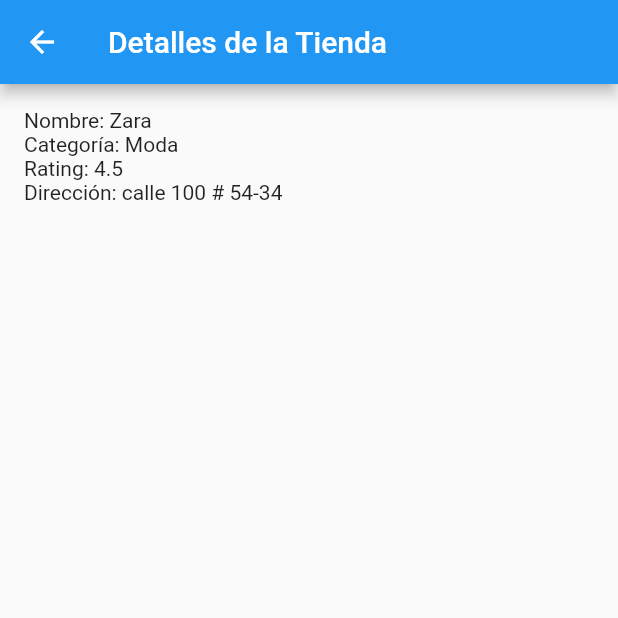
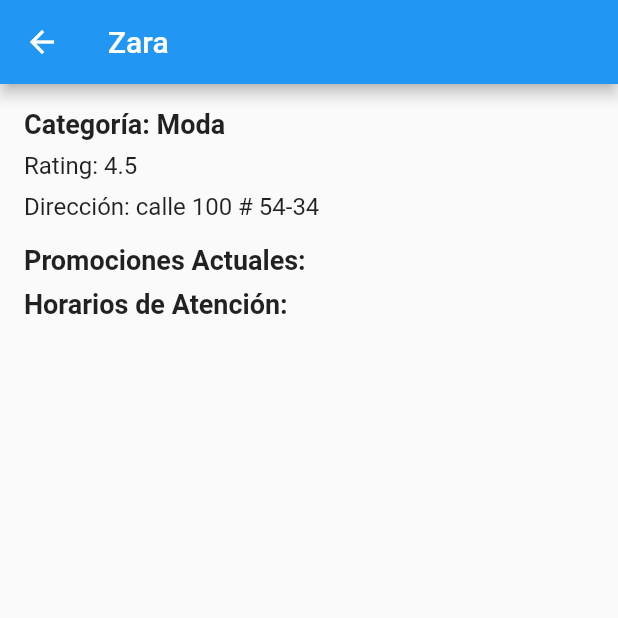
Before and after one commit to SaidPalacio/Reto1_Movil1, a Flutter app: the screen it shows after launch, after a tap on "Zara", on a phone screen of 412 x 824 dp, the top half of it. Run offline on Flutter 3.47's test engine with Material 2 defaults, Android fonts, the phone set to English and light mode, and no system bars.

Commit message:
mas funciones

```diff
--- a/lib/Widgets/StoreDetailPage.dart
+++ b/lib/Widgets/StoreDetailPage.dart
@@ -10,18 +10,40 @@
   Widget build(BuildContext context) {
     return Scaffold(
       appBar: AppBar(
-        title: Text('Detalles de la Tienda'),
+        title: Text(store.name),
       ),
       body: Padding(
         padding: const EdgeInsets.all(16.0),
         child: Column(
           crossAxisAlignment: CrossAxisAlignment.start,
           children: <Widget>[
-            Text('Nombre: ${store.name}'),
-            Text('Categoría: ${store.category}'),
-            Text('Rating: ${store.rating.toStringAsFixed(1)}'),
-            Text('Dirección: ${store.location}'),
-            // Agrega más detalles de la tienda aquí
+            Text(
+              'Categoría: ${store.category}',
+              style: TextStyle(fontSize: 18, fontWeight: FontWeight.bold),
+            ),
+            SizedBox(height: 8),
+            Text(
+              'Rating: ${store.rating.toStringAsFixed(1)}',
+              style: TextStyle(fontSize: 16),
+            ),
+            SizedBox(height: 8),
+            Text(
+              'Dirección: ${store.location}',
+              style: TextStyle(fontSize: 16),
+            ),
+            SizedBox(height: 16),
+            Text(
+              'Promociones Actuales:',
+              style: TextStyle(fontSize: 18, fontWeight: FontWeight.bold),
+            ),
+            SizedBox(height: 8),
+            // Agrega aquí las promociones actuales de la tienda
+            Text(
+              'Horarios de Atención:',
+              style: TextStyle(fontSize: 18, fontWeight: FontWeight.bold),
+            ),
+            SizedBox(height: 8),
+            // Agrega aquí los horarios de atención de la tienda (pueden ser días y horas)
           ],
         ),
       ),
```
